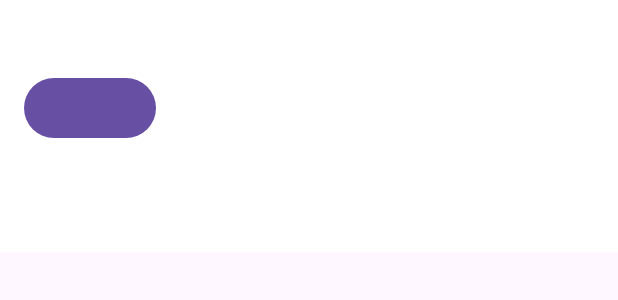
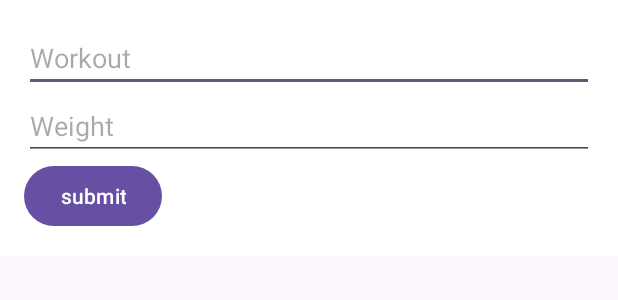
Before and after one commit to athul6560/PRTrack, an Android app: the layout dialog_add_workout.xml on its own in the app's theme, with its tools: preview values and no code run, on a phone screen of 412 x 824 dp. Shown: the top 300 px of the screen. Run offline under Robolectric (Android 15) with nearby library versions, the phone set to English and light mode, and no system bars.

Commit message:
db fixes

```diff
--- a/app/src/main/java/com/zeezaglobal/prtrack/Dao/WorkoutLogDao.kt
+++ b/app/src/main/java/com/zeezaglobal/prtrack/Dao/WorkoutLogDao.kt
@@ -5,9 +5,11 @@ import androidx.room.Delete
 import androidx.room.Insert
 import androidx.room.OnConflictStrategy
 import androidx.room.Query
+import androidx.room.Transaction
 import androidx.room.Update
 import com.zeezaglobal.prtrack.Entities.WorkoutLog
 import com.zeezaglobal.prtrack.Entities.WorkoutLogWithName
+import com.zeezaglobal.prtrack.Entities.WorkoutWithLogs
 import kotlinx.coroutines.flow.Flow
 
 @Dao
@@ -25,5 +27,7 @@ interface WorkoutLogDao {
     @Query("SELECT workout_log.*, workout.workoutName FROM workout_log INNER JOIN workout ON workout_log.workoutId = workout.id WHERE workout_log.workoutId = :workoutId")
     fun getWorkoutLogsByWorkoutId(workoutId: Int): Flow<List<WorkoutLogWithName>>
 
-
+    @Transaction
+    @Query(" SELECT workout.id AS workoutId, workout.workoutName, workout.bodyPartId, workout_log.id AS logId, workout_log.weight, workout_log.date, workout_log.workoutId AS logWorkoutId FROM workout LEFT JOIN workout_log ON workout.id = workout_log.workoutId WHERE workout.id = :workoutId")
+    suspend fun getWorkoutWithLogsById(workoutId: Int): WorkoutWithLogs?
 }
--- /dev/null
+++ b/app/src/main/java/com/zeezaglobal/prtrack/Utils/getCurrentTimeInEpoch.kt
@@ -0,0 +1,5 @@
+package com.zeezaglobal.prtrack.Utils
+
+fun getCurrentTimeInEpoch(): Long {
+    return System.currentTimeMillis()
+}
--- a/app/src/main/res/layout/dialog_add_workout.xml
+++ b/app/src/main/res/layout/dialog_add_workout.xml
@@ -3,34 +3,27 @@
     xmlns:app="http://schemas.android.com/apk/res-auto"
     android:layout_width="match_parent"
     android:layout_height="wrap_content"
+    android:background="@android:color/white"
     android:orientation="vertical"
-    android:padding="16dp"
-    android:background="@android:color/white">
+    android:padding="16dp">
 
-    <androidx.viewpager2.widget.ViewPager2
-        android:id="@+id/viewPager"
+    <EditText
         android:layout_width="match_parent"
-        android:layout_height="0dp"
-        android:layout_weight="1"
-        android:layout_gravity="center"
-        android:background="@android:color/white"
-        android:clipToPadding="false"
-        android:padding="16dp"
-        android:scrollbars="none" />
-<Button
-    android:layout_width="wrap_content"
-    android:layout_height="wrap_content"
-    android:id="@+id/submit_button"/>
-    <com.google.android.material.tabs.TabLayout
-        android:id="@+id/tabLayout"
+        android:layout_height="wrap_content"
+        android:id="@+id/workoutname"
+        android:hint="Workout" />
+    <EditText
+        android:layout_width="match_parent"
+        android:layout_height="wrap_content"
+        android:id="@+id/weight"
+        android:inputType="numberDecimal"
+        android:hint="Weight" />
+
+    <Button
+        android:id="@+id/submit_button"
         android:layout_width="wrap_content"
-        android:layout_height="wrap_content"
-        android:layout_gravity="center_horizontal"
-        android:layout_marginTop="8dp"
-        app:tabIndicatorColor="@android:color/black"
-        app:tabIndicatorHeight="4dp"
-        app:tabSelectedTextColor="@android:color/black"
-        app:tabTextColor="@android:color/darker_gray"
-        app:tabMode="fixed" />
+        android:text="submit"
+        android:layout_height="wrap_content" />
+
 
 </LinearLayout>
```
Also changed, not shown: app/src/main/java/com/zeezaglobal/prtrack/Activities/BodyPartActivity.kt (+16 -25 lines), app/src/main/java/com/zeezaglobal/prtrack/Entities/WorkoutWithLogs.kt (added, +8 -0 lines), app/src/main/java/com/zeezaglobal/prtrack/RRAdapters/WorkoutLogAdapter.kt (+13 -11 lines), app/src/main/java/com/zeezaglobal/prtrack/RRAdapters/WorkoutPagerAdapter.kt (deleted, +0 -31 lines), app/src/main/java/com/zeezaglobal/prtrack/ViewModels/LogsViewModel.kt (+10 -9 lines), app/src/main/res/layout/page_weight_picker.xml (deleted, +0 -34 lines), app/src/main/res/layout/page_workout_name.xml (deleted, +0 -12 lines).
